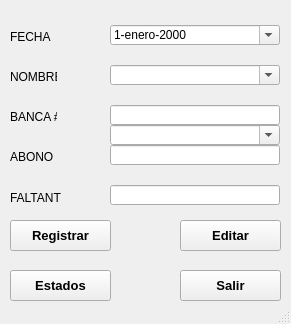
Old version of the form MiniNomina/FrmDesign/Faltantes.ui in the repository CodeDrTech/DevelopPython.
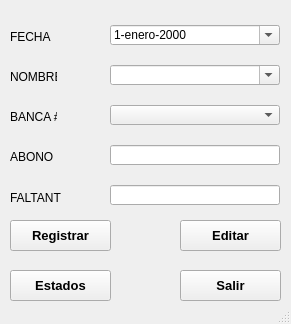
New version of the form. Icons and pictures are not drawn.

What changed in the file:
```diff
--- a/MiniNomina/FrmDesign/Faltantes.ui
+++ b/MiniNomina/FrmDesign/Faltantes.ui
@@ -148,16 +148,6 @@
      <string>FALTANTE</string>
     </property>
    </widget>
-   <widget class="QLineEdit" name="txtNumbanca">
-    <property name="geometry">
-     <rect>
-      <x>110</x>
-      <y>105</y>
-      <width>170</width>
-      <height>20</height>
-     </rect>
-    </property>
-   </widget>
    <widget class="QLineEdit" name="txtFaltante">
     <property name="geometry">
      <rect>
@@ -286,13 +276,16 @@
     <property name="geometry">
      <rect>
       <x>110</x>
-      <y>125</y>
+      <y>105</y>
       <width>170</width>
       <height>20</height>
      </rect>
     </property>
     <property name="editable">
-     <bool>true</bool>
+     <bool>false</bool>
+    </property>
+    <property name="currentText">
+     <string/>
     </property>
    </widget>
   </widget>
```
